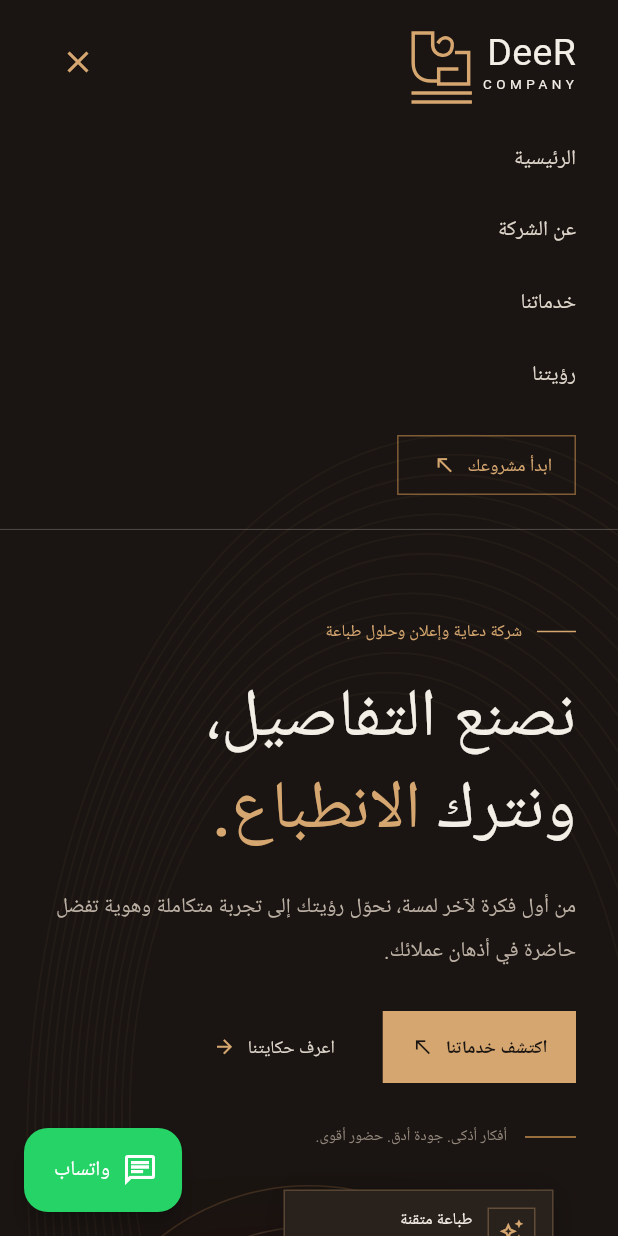
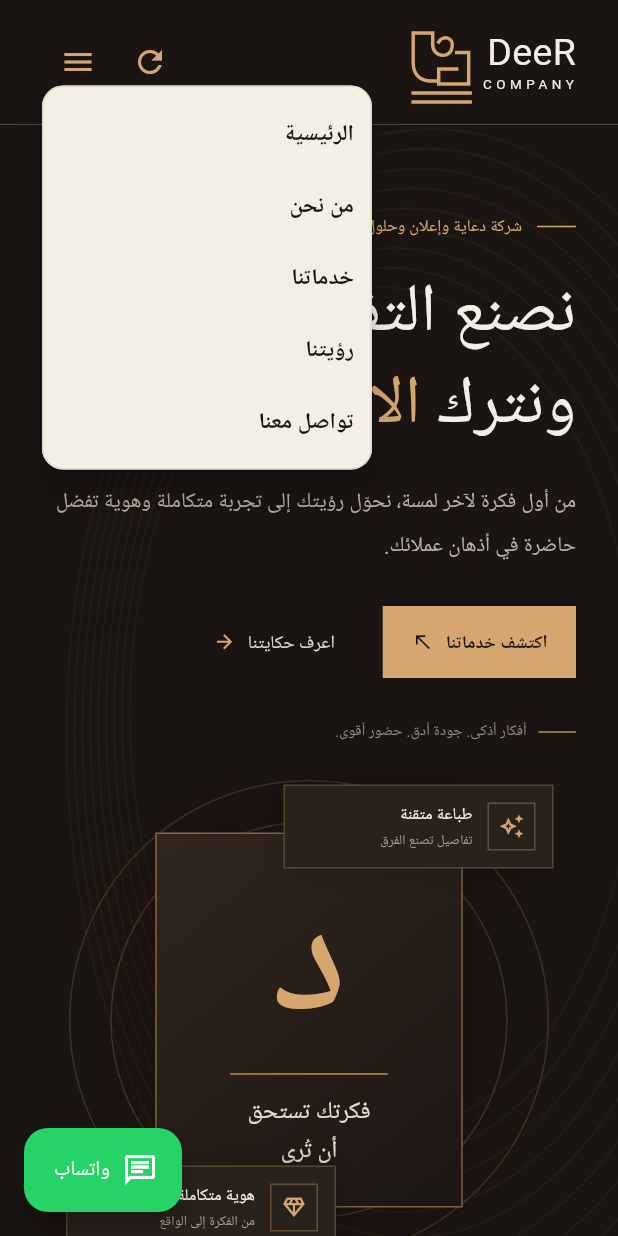
Before and after one commit to MohamedAbdelwahid/deer-company, a Flutter app: the screen it shows after launch, after a tap on the "menu" icon, on a phone screen of 412 x 824 dp. Run offline on Flutter 3.47's test engine with Material 3 defaults, Android fonts, the phone set to English and light mode, and no system bars; our stand-ins replace web; Roboto replaces fonts that are missing (Georgia).

Commit message:
Improve mobile navigation and add page refresh
Co-authored-by: Copilot <223556219+Copilot@users.noreply.github.com>

```diff
--- a/lib/pages/landing_page.dart
+++ b/lib/pages/landing_page.dart
@@ -7,6 +7,7 @@ import '../sections/hero_section.dart';
 import '../sections/services_section.dart';
 import '../widgets/site_header.dart';
 import '../widgets/whatsapp_button.dart';
+import '../services/page_reloader.dart';
 
 class LandingPage extends StatefulWidget {
   const LandingPage({super.key});
@@ -21,10 +22,8 @@ class _LandingPageState extends State<LandingPage> {
   final _servicesKey = GlobalKey();
   final _approachKey = GlobalKey();
   final _contactKey = GlobalKey();
-  bool _menuOpen = false;
 
   Future<void> _jumpTo(GlobalKey key) async {
-    setState(() => _menuOpen = false);
     final target = key.currentContext;
     if (target == null) return;
     await Scrollable.ensureVisible(
@@ -48,13 +47,12 @@ class _LandingPageState extends State<LandingPage> {
               children: [
                 SiteHeader(
                   isMobile: isMobile,
-                  menuOpen: _menuOpen,
-                  onMenuTap: () => setState(() => _menuOpen = !_menuOpen),
                   onHome: () => _jumpTo(_homeKey),
                   onAbout: () => _jumpTo(_aboutKey),
                   onServices: () => _jumpTo(_servicesKey),
                   onApproach: () => _jumpTo(_approachKey),
                   onContact: () => _jumpTo(_contactKey),
+                  onRefresh: reloadPage,
                 ),
                 HeroSection(
                   key: _homeKey,
--- a/lib/sections/contact_section.dart
+++ b/lib/sections/contact_section.dart
@@ -72,10 +72,11 @@ class ContactSection extends StatelessWidget {
                     if (constraints.maxWidth < 560) {
                       return const SizedBox(
                         height: 76,
-                        child: Row(
-                          mainAxisAlignment: MainAxisAlignment.spaceBetween,
+                        child: Column(
+                          mainAxisAlignment: MainAxisAlignment.center,
                           children: [
                             _FooterBrand(),
+                            SizedBox(height: 7),
                             Text(
                               '© 2026 DeeR Company',
                               style: AppTheme.footerNoteStyle,
--- a/lib/sections/hero_section.dart
+++ b/lib/sections/hero_section.dart
@@ -52,7 +52,26 @@ class HeroSection extends StatelessWidget {
                       top: BorderSide(color: AppColors.dividerDark),
                     ),
                   ),
-                  child: const Row(
+                  child: isMobile
+                      ? const Row(
+                          mainAxisAlignment: MainAxisAlignment.spaceBetween,
+                          children: [
+                            Text(
+                              'حلول إبداعية',
+                              style: AppTheme.footerNoteStyle,
+                            ),
+                            Icon(
+                              Icons.keyboard_arrow_down,
+                              color: AppColors.goldBright,
+                              size: 20,
+                            ),
+                            Text(
+                              'القاهرة · مصر',
+                              style: AppTheme.footerNoteStyle,
+                            ),
+                          ],
+                        )
+                      : const Row(
                           mainAxisAlignment: MainAxisAlignment.spaceBetween,
                           children: [
                             Text(
@@ -64,7 +83,10 @@ class HeroSection extends StatelessWidget {
                               color: AppColors.goldBright,
                               size: 20,
                             ),
-                      Text('القاهرة · مصر', style: AppTheme.footerNoteStyle),
+                            Text(
+                              'القاهرة · مصر',
+                              style: AppTheme.footerNoteStyle,
+                            ),
                           ],
                         ),
                 ),
@@ -144,13 +166,18 @@ class HeroSection extends StatelessWidget {
           ],
         ),
         SizedBox(height: compact ? 28 : 55),
-        const Row(
+        Row(
           children: [
-            SizedBox(width: 34, child: Divider(color: AppColors.gold)),
-            SizedBox(width: 12),
-            Text(
+            SizedBox(
+              width: compact ? 25 : 34,
+              child: const Divider(color: AppColors.gold),
+            ),
+            SizedBox(width: compact ? 8 : 12),
+            const Flexible(
+              child: Text(
                 'أفكار أذكى. جودة أدق. حضور أقوى.',
                 style: AppTheme.footerNoteStyle,
+              ),
             ),
           ],
         ),
@@ -174,9 +201,11 @@ class _Eyebrow extends StatelessWidget {
             child: Divider(color: AppColors.goldBright),
           ),
           const SizedBox(width: 10),
-          Text(
+          Flexible(
+            child: Text(
               label,
               style: const TextStyle(color: AppColors.goldBright, fontSize: 11),
+            ),
           ),
         ],
       ),
--- /dev/null
+++ b/lib/services/page_reloader.dart
@@ -0,0 +1,2 @@
+export 'page_reloader_stub.dart'
+    if (dart.library.js_interop) 'page_reloader_web.dart';
--- /dev/null
+++ b/lib/services/page_reloader_stub.dart
@@ -0,0 +1 @@
+void reloadPage() {}
--- /dev/null
+++ b/lib/services/page_reloader_web.dart
@@ -0,0 +1,5 @@
+import 'package:web/web.dart' as web;
+
+void reloadPage() {
+  web.window.location.reload();
+}
--- a/lib/widgets/decorative_painters.dart
+++ b/lib/widgets/decorative_painters.dart
@@ -13,7 +13,7 @@ class WavePainter extends CustomPainter {
       ..style = PaintingStyle.stroke
       ..strokeWidth = subtle ? 1 : 1.2;
     final center = Offset(size.width * 0.62, size.height * 0.45);
-    for (var i = 0; i < 14; i++) {
+    for (var i = 0; i < 9; i++) {
       final rect = Rect.fromCenter(
         center: center.translate(i * 4.0, i * 2.0),
         width: size.width * (0.82 + i * 0.045),
--- a/lib/widgets/site_header.dart
+++ b/lib/widgets/site_header.dart
@@ -3,27 +3,27 @@ import 'package:flutter/material.dart';
 import '../theme/app_colors.dart';
 import 'site_components.dart';
 
+enum _SiteMenuAction { home, about, services, approach, contact }
+
 class SiteHeader extends StatelessWidget {
   const SiteHeader({
     super.key,
     required this.isMobile,
-    required this.menuOpen,
-    required this.onMenuTap,
     required this.onHome,
     required this.onAbout,
     required this.onServices,
     required this.onApproach,
     required this.onContact,
+    required this.onRefresh,
   });
 
   final bool isMobile;
-  final bool menuOpen;
-  final VoidCallback onMenuTap;
   final VoidCallback onHome;
   final VoidCallback onAbout;
   final VoidCallback onServices;
   final VoidCallback onApproach;
   final VoidCallback onContact;
+  final VoidCallback onRefresh;
 
   @override
   Widget build(BuildContext context) {
@@ -38,14 +38,51 @@ class SiteHeader extends StatelessWidget {
                 children: [
                   const _Brand(),
                   const Spacer(),
+                  IconButton(
+                    onPressed: onRefresh,
+                    tooltip: 'تحديث الصفحة',
+                    icon: const Icon(
+                      Icons.refresh,
+                      color: AppColors.goldBright,
+                    ),
+                  ),
                   if (isMobile)
-                    IconButton(
-                      onPressed: onMenuTap,
-                      tooltip: menuOpen ? 'إغلاق القائمة' : 'فتح القائمة',
-                      icon: Icon(
-                        menuOpen ? Icons.close : Icons.menu,
-                        color: AppColors.goldBright,
+                    PopupMenuButton<_SiteMenuAction>(
+                      tooltip: 'فتح القائمة',
+                      position: PopupMenuPosition.under,
+                      color: AppColors.paper,
+                      surfaceTintColor: Colors.transparent,
+                      elevation: 10,
+                      constraints: const BoxConstraints(
+                        minWidth: 220,
+                        maxWidth: 280,
                       ),
+                      shape: RoundedRectangleBorder(
+                        borderRadius: BorderRadius.circular(14),
+                        side: const BorderSide(color: Color(0xFFE3D9CC)),
+                      ),
+                      icon: const Icon(Icons.menu, color: AppColors.goldBright),
+                      onSelected: (action) {
+                        switch (action) {
+                          case _SiteMenuAction.home:
+                            onHome();
+                          case _SiteMenuAction.about:
+                            onAbout();
+                          case _SiteMenuAction.services:
+                            onServices();
+                          case _SiteMenuAction.approach:
+                            onApproach();
+                          case _SiteMenuAction.contact:
+                            onContact();
+                        }
+                      },
+                      itemBuilder: (context) => [
+                        _menuItem(_SiteMenuAction.home, 'الرئيسية'),
+                        _menuItem(_SiteMenuAction.about, 'من نحن'),
+                        _menuItem(_SiteMenuAction.services, 'خدماتنا'),
+                        _menuItem(_SiteMenuAction.approach, 'رؤيتنا'),
+                        _menuItem(_SiteMenuAction.contact, 'تواصل معنا'),
+                      ],
                     )
                   else ...[
                     _NavLink(label: 'الرئيسية', onTap: onHome),
@@ -59,31 +96,29 @@ class SiteHeader extends StatelessWidget {
               ),
             ),
           ),
-          if (isMobile && menuOpen)
-            pageWidth(
-              Padding(
-                padding: const EdgeInsets.only(bottom: 18),
-                child: Column(
-                  crossAxisAlignment: CrossAxisAlignment.stretch,
-                  children: [
-                    _MobileNavLink(label: 'الرئيسية', onTap: onHome),
-                    _MobileNavLink(label: 'عن الشركة', onTap: onAbout),
-                    _MobileNavLink(label: 'خدماتنا', onTap: onServices),
-                    _MobileNavLink(label: 'رؤيتنا', onTap: onApproach),
-                    const SizedBox(height: 12),
-                    Align(
-                      alignment: Alignment.centerRight,
-                      child: _OutlineNavButton(
-                        label: 'ابدأ مشروعك',
-                        onTap: onContact,
-                      ),
-                    ),
-                  ],
-                ),
-              ),
-            ),
           const Divider(height: 1, color: AppColors.dividerDark),
         ],
+      ),
+    );
+  }
+
+  PopupMenuItem<_SiteMenuAction> _menuItem(
+    _SiteMenuAction action,
+    String title,
+  ) {
+    return PopupMenuItem<_SiteMenuAction>(
+      value: action,
+      height: 48,
+      child: Align(
+        alignment: Alignment.centerRight,
+        child: Text(
+          title,
+          style: const TextStyle(
+            color: AppColors.ink,
+            fontSize: 15,
+            fontWeight: FontWeight.w600,
+          ),
+        ),
       ),
     );
   }
@@ -190,25 +225,6 @@ class _NavLink extends StatelessWidget {
   }
 }
 
-class _MobileNavLink extends StatelessWidget {
-  const _MobileNavLink({required this.label, required this.onTap});
-  final String label;
-  final VoidCallback onTap;
-
-  @override
-  Widget build(BuildContext context) {
-    return TextButton(
-      onPressed: onTap,
-      style: TextButton.styleFrom(
-        alignment: Alignment.centerRight,
-        foregroundColor: AppColors.navText,
-        padding: const EdgeInsets.symmetric(vertical: 13),
-      ),
-      child: Text(label),
-    );
-  }
-}
-
 class _OutlineNavButton extends StatelessWidget {
   const _OutlineNavButton({required this.label, required this.onTap});
   final String label;
--- a/pubspec.yaml
+++ b/pubspec.yaml
@@ -35,6 +35,7 @@ dependencies:
   # Use with the CupertinoIcons class for iOS style icons.
   cupertino_icons: ^1.0.8
   url_launcher: ^6.3.3
+  web: ^1.1.1
 
 dev_dependencies:
   flutter_test:
```
Also changed, not shown: pubspec.lock, 1 other file. Lines whose indentation alone changed are shown as unchanged.
